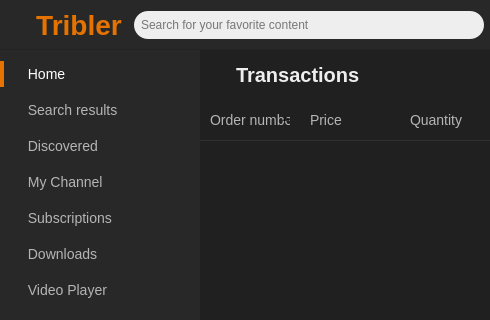
devos50/tribler, file TriblerGUI/qt_resources/mainwindow.ui: the form before one commit; both pictures show x 0 to 490 and y 0 to 320 of the 855 by 655 pixel window.
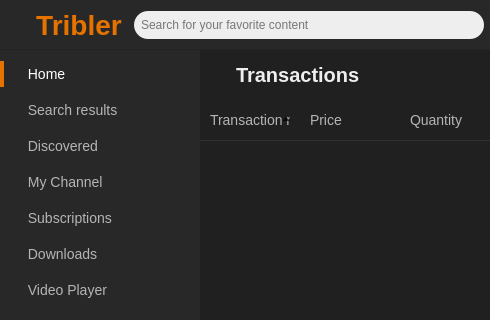
The form after the commit. Icons and pictures are not drawn. Custom widgets are drawn as their Qt base class.

Patch:
```diff
--- a/TriblerGUI/qt_resources/mainwindow.ui
+++ b/TriblerGUI/qt_resources/mainwindow.ui
@@ -10284,7 +10284,7 @@
             </attribute>
             <column>
              <property name="text">
-              <string>Order number</string>
+              <string>Transaction number</string>
              </property>
             </column>
             <column>
```
